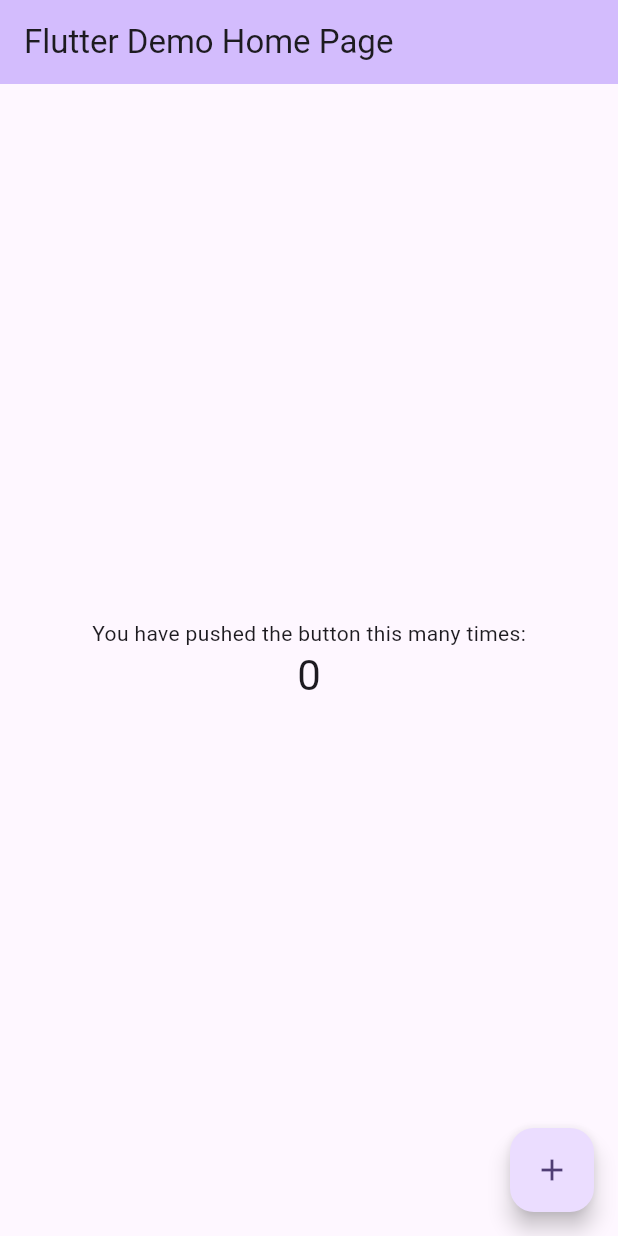
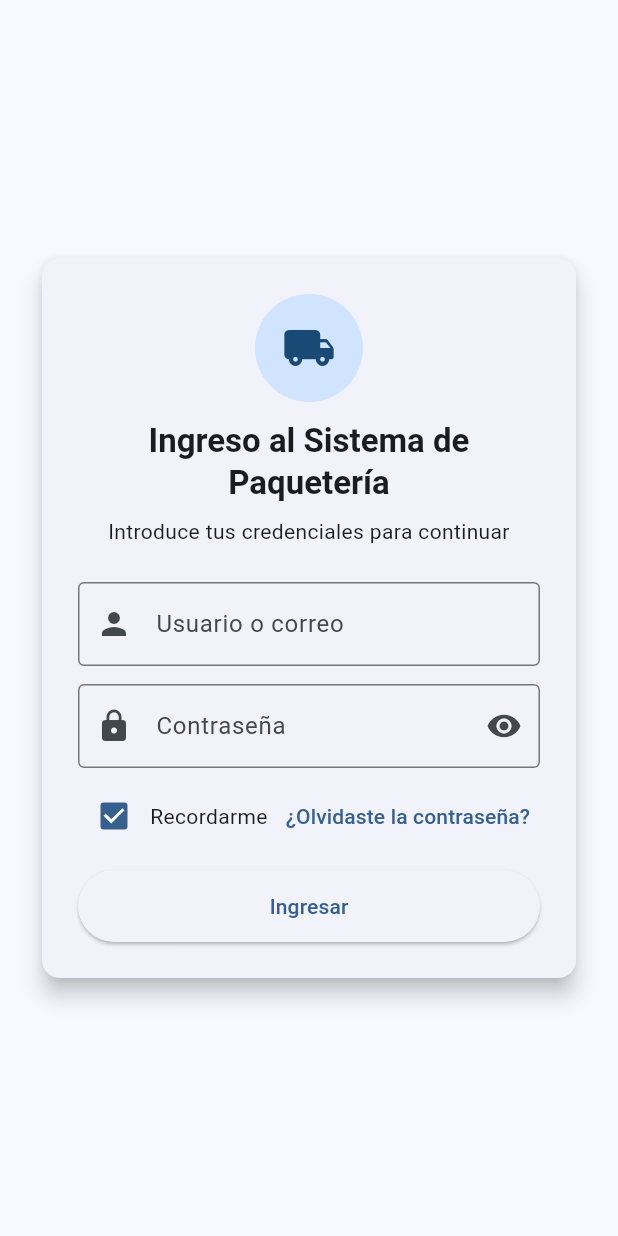
Before and after one commit to samirtFuenmayor/paqueteria, a Flutter app: the screen it shows after launch, on a phone screen of 412 x 824 dp. Run offline on Flutter 3.47's test engine with Material 3 defaults, Android fonts, the light colour scheme and no system bars; our stand-ins replace flutter_riverpod, flutter_secure_storage, go_router.

Commit message:
pantalla login

```diff
--- /dev/null
+++ b/lib/features/login/views/login_page.dart
@@ -0,0 +1,36 @@
+import 'package:flutter/material.dart';
+import '../widgets/login_header.dart';
+import '../widgets/login_form.dart';
+
+class LoginPage extends StatelessWidget {
+  const LoginPage({super.key});
+
+  @override
+  Widget build(BuildContext context) {
+    return Scaffold(
+      body: Center(
+        child: SingleChildScrollView(
+          padding: const EdgeInsets.all(24),
+          child: ConstrainedBox(
+            constraints: const BoxConstraints(maxWidth: 480),
+            child: Card(
+              elevation: 6,
+              shape: RoundedRectangleBorder(borderRadius: BorderRadius.circular(12)),
+              child: Padding(
+                padding: const EdgeInsets.all(24),
+                child: Column(
+                  mainAxisSize: MainAxisSize.min,
+                  children: const [
+                    LoginHeader(),
+                    SizedBox(height: 24),
+                    LoginForm(),
+                  ],
+                ),
+              ),
+            ),
+          ),
+        ),
+      ),
+    );
+  }
+}
--- /dev/null
+++ b/lib/features/login/widgets/login_form.dart
@@ -0,0 +1,142 @@
+import 'package:flutter/material.dart';
+import 'package:flutter_riverpod/flutter_riverpod.dart';
+import 'package:go_router/go_router.dart';
+import '../controllers/login_controller.dart';
+
+class LoginForm extends ConsumerStatefulWidget {
+  const LoginForm({super.key});
+
+  @override
+  ConsumerState<LoginForm> createState() => _LoginFormState();
+}
+
+class _LoginFormState extends ConsumerState<LoginForm> {
+  final _formKey = GlobalKey<FormState>();
+  final _userCtrl = TextEditingController();
+  final _passCtrl = TextEditingController();
+  bool _obscure = true;
+  bool _remember = true;
+
+  @override
+  void dispose() {
+    _userCtrl.dispose();
+    _passCtrl.dispose();
+    super.dispose();
+  }
+
+  @override
+  Widget build(BuildContext context) {
+    final loginState = ref.watch(loginControllerProvider);
+
+    ref.listen<AsyncValue<bool>>(loginControllerProvider, (prev, next) {
+      next.when(
+        data: (ok) {
+          if (ok) {
+            // Navega a home y reemplaza la pila para evitar back al login
+            context.go('/home');
+          }
+        },
+        loading: () {},
+        error: (e, st) {
+          showDialog(
+            context: context,
+            builder: (context) {
+              return AlertDialog(
+                title: const Text(
+                  "Error de inicio de sesión",
+                  style: TextStyle(fontWeight: FontWeight.bold),
+                ),
+                content: Text(e.toString().replaceAll("Exception: ", "")),
+                actions: [
+                  TextButton(
+                    onPressed: () => Navigator.of(context).pop(),
+                    child: const Text("Cerrar"),
+                  )
+                ],
+              );
+            },
+          );
+        },
+      );
+    });
+
+    return Form(
+      key: _formKey,
+      child: Column(
+        children: [
+          TextFormField(
+            controller: _userCtrl,
+            autocorrect: false,
+            textInputAction: TextInputAction.next,
+            decoration: const InputDecoration(
+              labelText: 'Usuario o correo',
+              prefixIcon: Icon(Icons.person),
+              border: OutlineInputBorder(),
+            ),
+            validator: (v) {
+              if (v == null || v.trim().isEmpty) return 'Ingrese su usuario';
+              if (v.contains('@') && !v.contains('.')) return 'Correo inválido';
+              return null;
+            },
+          ),
+          const SizedBox(height: 12),
+          TextFormField(
+            controller: _passCtrl,
+            obscureText: _obscure,
+            textInputAction: TextInputAction.done,
+            decoration: InputDecoration(
+              labelText: 'Contraseña',
+              prefixIcon: const Icon(Icons.lock),
+              border: const OutlineInputBorder(),
+              suffixIcon: IconButton(
+                onPressed: () => setState(() => _obscure = !_obscure),
+                icon: Icon(_obscure ? Icons.visibility : Icons.visibility_off),
+              ),
+            ),
+            validator: (v) {
+              if (v == null || v.isEmpty) return 'Ingrese su contraseña';
+              if (v.length < 6) return 'La contraseña debe tener al menos 6 caracteres';
+              return null;
+            },
+            onFieldSubmitted: (_) => _submit(),
+          ),
+          const SizedBox(height: 8),
+          Row(
+            children: [
+              Checkbox(
+                value: _remember,
+                onChanged: (v) => setState(() => _remember = v ?? true),
+              ),
+              const Text('Recordarme'),
+              const Spacer(),
+              TextButton(
+                onPressed: () {
+                  // Implementa recuperación o UI futura
+                  ScaffoldMessenger.of(context).showSnackBar(const SnackBar(content: Text('Función no implementada')));
+                },
+                child: const Text('¿Olvidaste la contraseña?'),
+              ),
+            ],
+          ),
+          const SizedBox(height: 12),
+          SizedBox(
+            width: double.infinity,
+            height: 48,
+            child: ElevatedButton(
+              onPressed: loginState.isLoading ? null : _submit,
+              child: loginState.isLoading
+                  ? const CircularProgressIndicator.adaptive()
+                  : const Text('Ingresar'),
+            ),
+          ),
+        ],
+      ),
+    );
+  }
+
+  void _submit() {
+    if (!_formKey.currentState!.validate()) return;
+    // Llamar al controller
+    ref.read(loginControllerProvider.notifier).login(_userCtrl.text, _passCtrl.text, remember: _remember);
+  }
+}
--- /dev/null
+++ b/lib/features/login/widgets/login_header.dart
@@ -0,0 +1,30 @@
+import 'package:flutter/material.dart';
+
+class LoginHeader extends StatelessWidget {
+  const LoginHeader({super.key});
+
+  @override
+  Widget build(BuildContext context) {
+    return Column(
+      children: [
+        CircleAvatar(
+          radius: 36,
+          backgroundColor: Theme.of(context).colorScheme.primaryContainer,
+          child: Icon(Icons.local_shipping_rounded, size: 36, color: Theme.of(context).colorScheme.onPrimaryContainer),
+        ),
+        const SizedBox(height: 12),
+        Text(
+          'Ingreso al Sistema de Paquetería',
+          style: Theme.of(context).textTheme.titleLarge?.copyWith(fontWeight: FontWeight.bold),
+          textAlign: TextAlign.center,
+        ),
+        const SizedBox(height: 8),
+        Text(
+          'Introduce tus credenciales para continuar',
+          style: Theme.of(context).textTheme.bodyMedium,
+          textAlign: TextAlign.center,
+        ),
+      ],
+    );
+  }
+}
--- a/lib/main.dart
+++ b/lib/main.dart
@@ -1,122 +1,24 @@
 import 'package:flutter/material.dart';
+import 'package:flutter_riverpod/flutter_riverpod.dart';
+import 'routes/app_router.dart';
 
 void main() {
-  runApp(const MyApp());
+  runApp(const ProviderScope(child: MyApp()));
 }
 
 class MyApp extends StatelessWidget {
   const MyApp({super.key});
 
-  // This widget is the root of your application.
   @override
   Widget build(BuildContext context) {
-    return MaterialApp(
-      title: 'Flutter Demo',
+    return MaterialApp.router(
+      title: 'Paquetería',
+      debugShowCheckedModeBanner: false,
       theme: ThemeData(
-        // This is the theme of your application.
-        //
-        // TRY THIS: Try running your application with "flutter run". You'll see
-        // the application has a purple toolbar. Then, without quitting the app,
-        // try changing the seedColor in the colorScheme below to Colors.green
-        // and then invoke "hot reload" (save your changes or press the "hot
-        // reload" button in a Flutter-supported IDE, or press "r" if you used
-        // the command line to start the app).
-        //
-        // Notice that the counter didn't reset back to zero; the application
-        // state is not lost during the reload. To reset the state, use hot
-        // restart instead.
-        //
-        // This works for code too, not just values: Most code changes can be
-        // tested with just a hot reload.
-        colorScheme: ColorScheme.fromSeed(seedColor: Colors.deepPurple),
+        useMaterial3: true,
+        colorSchemeSeed: Colors.blue,
       ),
-      home: const MyHomePage(title: 'Flutter Demo Home Page'),
+      routerConfig: appRouter,
     );
   }
 }
-
-class MyHomePage extends StatefulWidget {
-  const MyHomePage({super.key, required this.title});
-
-  // This widget is the home page of your application. It is stateful, meaning
-  // that it has a State object (defined below) that contains fields that affect
-  // how it looks.
-
-  // This class is the configuration for the state. It holds the values (in this
-  // case the title) provided by the parent (in this case the App widget) and
-  // used by the build method of the State. Fields in a Widget subclass are
-  // always marked "final".
-
-  final String title;
-
-  @override
-  State<MyHomePage> createState() => _MyHomePageState();
-}
-
-class _MyHomePageState extends State<MyHomePage> {
-  int _counter = 0;
-
-  void _incrementCounter() {
-    setState(() {
-      // This call to setState tells the Flutter framework that something has
-      // changed in this State, which causes it to rerun the build method below
-      // so that the display can reflect the updated values. If we changed
-      // _counter without calling setState(), then the build method would not be
-      // called again, and so nothing would appear to happen.
-      _counter++;
-    });
-  }
-
-  @override
-  Widget build(BuildContext context) {
-    // This method is rerun every time setState is called, for instance as done
-    // by the _incrementCounter method above.
-    //
-    // The Flutter framework has been optimized to make rerunning build methods
-    // fast, so that you can just rebuild anything that needs updating rather
-    // than having to individually change instances of widgets.
-    return Scaffold(
-      appBar: AppBar(
-        // TRY THIS: Try changing the color here to a specific color (to
-        // Colors.amber, perhaps?) and trigger a hot reload to see the AppBar
-        // change color while the other colors stay the same.
-        backgroundColor: Theme.of(context).colorScheme.inversePrimary,
-        // Here we take the value from the MyHomePage object that was created by
-        // the App.build method, and use it to set our appbar title.
-        title: Text(widget.title),
-      ),
-      body: Center(
-        // Center is a layout widget. It takes a single child and positions it
-        // in the middle of the parent.
-        child: Column(
-          // Column is also a layout widget. It takes a list of children and
-          // arranges them vertically. By default, it sizes itself to fit its
-          // children horizontally, and tries to be as tall as its parent.
-          //
-          // Column has various properties to control how it sizes itself and
-          // how it positions its children. Here we use mainAxisAlignment to
-          // center the children vertically; the main axis here is the vertical
-          // axis because Columns are vertical (the cross axis would be
-          // horizontal).
-          //
-          // TRY THIS: Invoke "debug painting" (choose the "Toggle Debug Paint"
-          // action in the IDE, or press "p" in the console), to see the
-          // wireframe for each widget.
-          mainAxisAlignment: MainAxisAlignment.center,
-          children: <Widget>[
-            const Text('You have pushed the button this many times:'),
-            Text(
-              '$_counter',
-              style: Theme.of(context).textTheme.headlineMedium,
-            ),
-          ],
-        ),
-      ),
-      floatingActionButton: FloatingActionButton(
-        onPressed: _incrementCounter,
-        tooltip: 'Increment',
-        child: const Icon(Icons.add),
-      ), // This trailing comma makes auto-formatting nicer for build methods.
-    );
-  }
-}
--- /dev/null
+++ b/lib/routes/app_router.dart
@@ -0,0 +1,18 @@
+import 'package:go_router/go_router.dart';
+import 'package:flutter/material.dart';
+import '../features/login/views/login_page.dart';
+import '../features/home/views/home_page.dart';
+
+final appRouter = GoRouter(
+  initialLocation: '/login',
+  routes: [
+    GoRoute(
+      path: '/login',
+      builder: (context, state) => const LoginPage(),
+    ),
+    GoRoute(
+      path: '/home',
+      builder: (context, state) => const HomePage(),
+    ),
+  ],
+);
```
Also changed, not shown: assets/data/shipments.json (added, +49 -0 lines), assets/data/users.json (added, +37 -0 lines), lib/features/home/views/home_page.dart (added, +28 -0 lines), lib/features/login/controllers/login_controller.dart (added, +42 -0 lines), lib/features/login/models/login_request.dart (added, +14 -0 lines), lib/features/login/services/auth_service.dart (added, +54 -0 lines), pubspec.yaml (+7 -0 lines), lib/app.dart (added), pubspec.lock, 5 other files.
